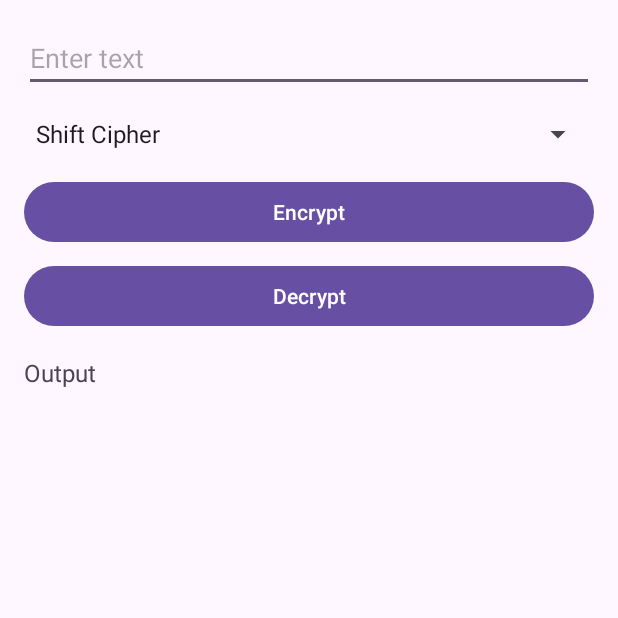
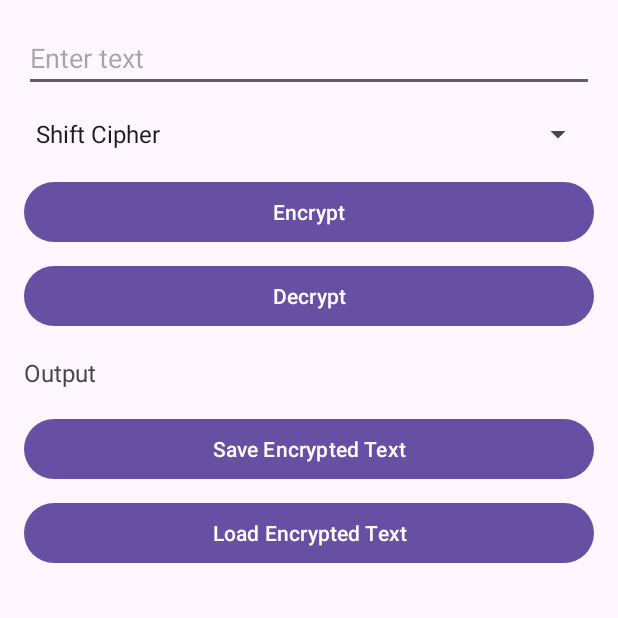
Before and after one commit to BirminghamDeveloper/CryptoAlgorithmsApp, an Android app: the screen it shows after launch (MainActivity), on a phone screen of 412 x 824 dp, the top half of it. Run offline under Robolectric (Android 15) with nearby library versions, the phone set to English and light mode, and no system bars.

Commit message:
+ Added Features to Save and Load

```diff
--- a/app/src/main/res/layout/activity_main.xml
+++ b/app/src/main/res/layout/activity_main.xml
@@ -42,4 +42,18 @@
         android:text="Output"
         android:textSize="16sp"/>
 
+    <Button
+        android:id="@+id/saveButton"
+        android:layout_width="match_parent"
+        android:layout_height="wrap_content"
+        android:layout_marginTop="16dp"
+        android:text="Save Encrypted Text"/>
+
+    <Button
+        android:id="@+id/loadButton"
+        android:layout_width="match_parent"
+        android:layout_height="wrap_content"
+        android:layout_marginTop="8dp"
+        android:text="Load Encrypted Text"/>
+
 </LinearLayout>
```
Also changed, not shown: app/src/main/java/com/hashinology/cryptoalgorithmsapp/MainActivity.kt (+38 -0 lines).
